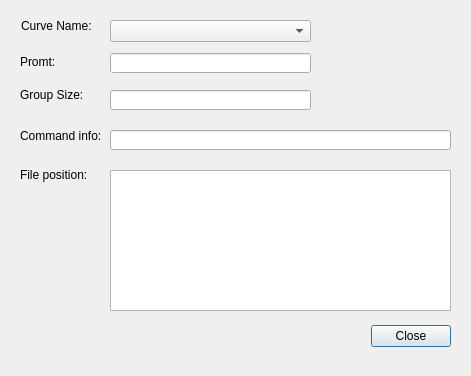
Sunfe/icurve, file icurve_v2.0.1/icurve/resource/icv_curve_info.ui: the form before one commit.
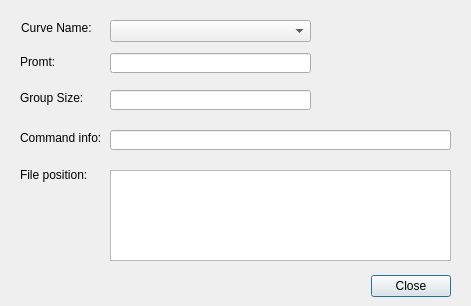
The form after the commit.

Patch:
```diff
--- a/icurve_v2.0.1/icurve/resource/icv_curve_info.ui
+++ b/icurve_v2.0.1/icurve/resource/icv_curve_info.ui
@@ -7,7 +7,7 @@
     <x>0</x>
     <y>0</y>
     <width>471</width>
-    <height>376</height>
+    <height>306</height>
    </rect>
   </property>
   <property name="windowTitle">
@@ -20,7 +20,7 @@
    <property name="geometry">
     <rect>
      <x>370</x>
-     <y>320</y>
+     <y>270</y>
      <width>81</width>
      <height>32</height>
     </rect>
@@ -39,7 +39,7 @@
    <property name="geometry">
     <rect>
      <x>21</x>
-     <y>15</y>
+     <y>17</y>
      <width>71</width>
      <height>21</height>
     </rect>
@@ -65,7 +65,7 @@
    <property name="geometry">
     <rect>
      <x>20</x>
-     <y>120</y>
+     <y>122</y>
      <width>81</width>
      <height>31</height>
     </rect>
@@ -90,7 +90,7 @@
      <x>110</x>
      <y>170</y>
      <width>341</width>
-     <height>141</height>
+     <height>91</height>
     </rect>
    </property>
   </widget>
@@ -124,7 +124,7 @@
    <property name="geometry">
     <rect>
      <x>20</x>
-     <y>85</y>
+     <y>88</y>
      <width>71</width>
      <height>20</height>
     </rect>
```
